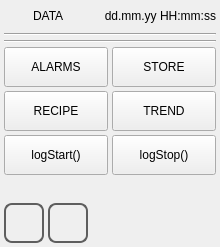
This is qt_library/ATCMsystem/data_manager.ui in MECTsrl/mect_plugins as Qt 5 draws it before an edit. The edited form follows.
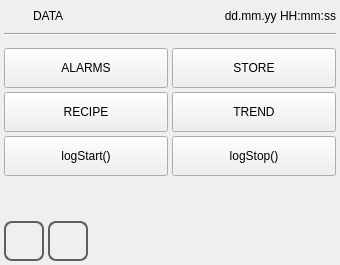
This is the edited form. Icons and pictures are not drawn.

What changed in the file:
```diff
--- a/qt_library/ATCMsystem/data_manager.ui
+++ b/qt_library/ATCMsystem/data_manager.ui
@@ -6,8 +6,8 @@
    <rect>
     <x>0</x>
     <y>0</y>
-    <width>220</width>
-    <height>230</height>
+    <width>340</width>
+    <height>265</height>
    </rect>
   </property>
   <property name="minimumSize">
@@ -113,13 +113,6 @@
      </property>
     </widget>
    </item>
-   <item>
-    <widget class="Line" name="line_2">
-     <property name="orientation">
-      <enum>Qt::Horizontal</enum>
-     </property>
-    </widget>
-   </item>
    <item>
     <spacer name="verticalSpacer_2">
      <property name="orientation">
```
Left out of the diff: 11 changed lines with no effect on the pictures.
